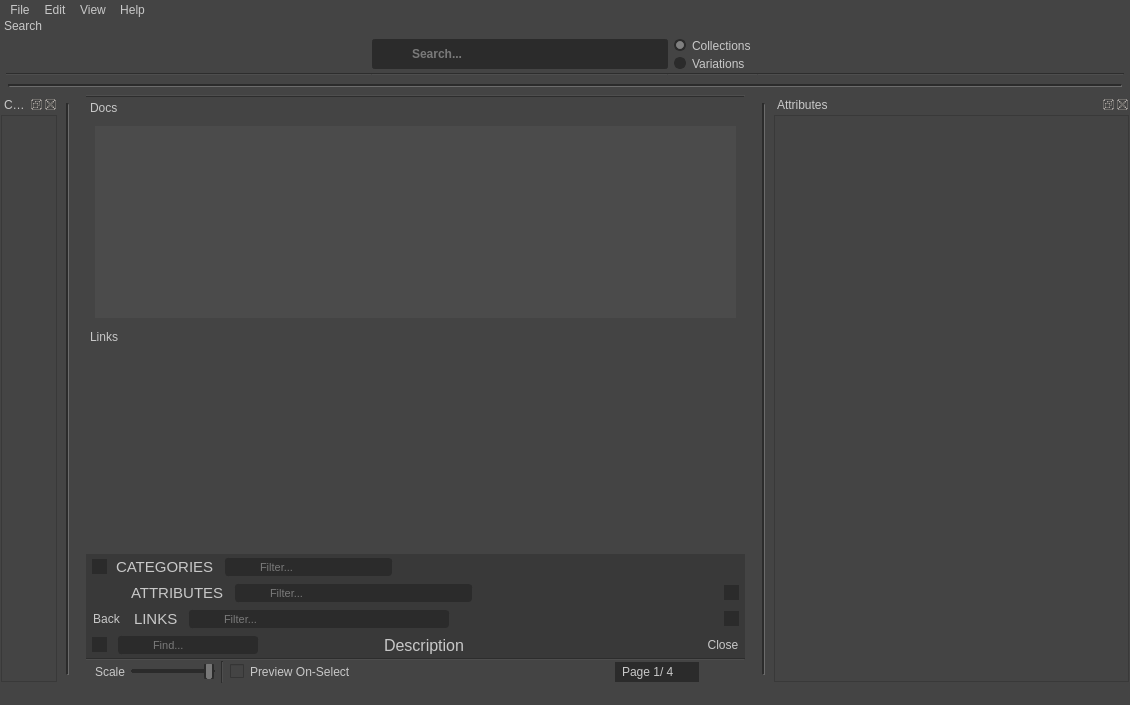
Qt form library/ui/dialog.ui (swillisart/Relic) before a commit.
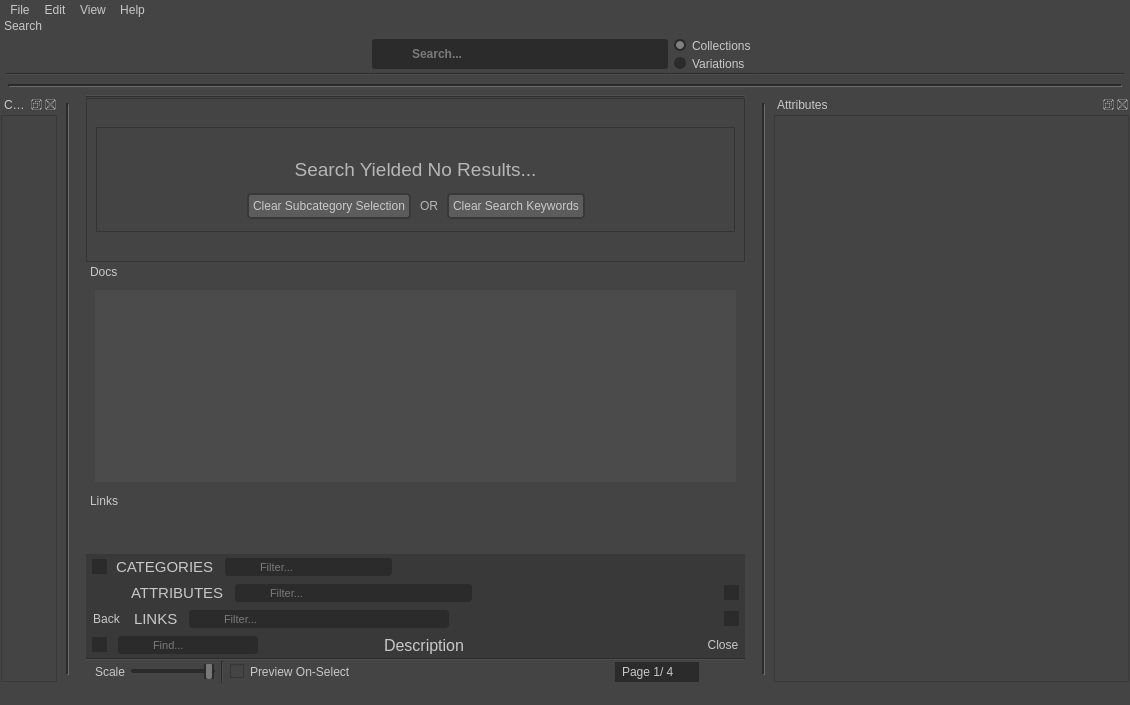
The same form after that commit. Icons and pictures are not drawn.

Commit message: display page for searches yielding no results with buttons to clear search keyword / subcategory selection

```diff
--- a/library/ui/dialog.ui
+++ b/library/ui/dialog.ui
@@ -621,6 +621,219 @@
       </property>
      </widget>
     </item>
+    <item>
+     <widget class="QFrame" name="noSearchResultsPage">
+      <property name="frameShape">
+       <enum>QFrame::StyledPanel</enum>
+      </property>
+      <property name="frameShadow">
+       <enum>QFrame::Raised</enum>
+      </property>
+      <layout class="QVBoxLayout" name="verticalLayout_6">
+       <item>
+        <spacer name="verticalSpacer_3">
+         <property name="orientation">
+          <enum>Qt::Vertical</enum>
+         </property>
+         <property name="sizeHint" stdset="0">
+          <size>
+           <width>20</width>
+           <height>19</height>
+          </size>
+         </property>
+        </spacer>
+       </item>
+       <item>
+        <widget class="QFrame" name="noResults">
+         <property name="frameShape">
+          <enum>QFrame::StyledPanel</enum>
+         </property>
+         <property name="frameShadow">
+          <enum>QFrame::Raised</enum>
+         </property>
+         <layout class="QVBoxLayout" name="verticalLayout_5">
+          <property name="leftMargin">
+           <number>18</number>
+          </property>
+          <property name="topMargin">
+           <number>6</number>
+          </property>
+          <property name="rightMargin">
+           <number>18</number>
+          </property>
+          <property name="bottomMargin">
+           <number>6</number>
+          </property>
+          <item>
+           <widget class="QPushButton" name="searchButton_2">
+            <property name="layoutDirection">
+             <enum>Qt::LeftToRight</enum>
+            </property>
+            <property name="styleSheet">
+             <string notr="true">QPushButton {
+	background-color: transparent;
+    padding: 2px;
+	border: none;
+}</string>
+            </property>
+            <property name="text">
+             <string/>
+            </property>
+            <property name="icon">
+             <iconset resource="../../resources.qrc">
+              <normaloff>:/resources/general/searchLight.svg</normaloff>:/resources/general/searchLight.svg</iconset>
+            </property>
+            <property name="iconSize">
+             <size>
+              <width>20</width>
+              <height>20</height>
+             </size>
+            </property>
+            <property name="flat">
+             <bool>false</bool>
+            </property>
+           </widget>
+          </item>
+          <item>
+           <widget class="QLabel" name="label">
+            <property name="font">
+             <font>
+              <pointsize>14</pointsize>
+             </font>
+            </property>
+            <property name="styleSheet">
+             <string notr="true">color: rgb(182, 182, 182)</string>
+            </property>
+            <property name="text">
+             <string>Search Yielded No Results...</string>
+            </property>
+            <property name="alignment">
+             <set>Qt::AlignCenter</set>
+            </property>
+           </widget>
+          </item>
+          <item>
+           <layout class="QHBoxLayout" name="horizontalLayout_12">
+            <property name="spacing">
+             <number>9</number>
+            </property>
+            <property name="leftMargin">
+             <number>6</number>
+            </property>
+            <property name="topMargin">
+             <number>6</number>
+            </property>
+            <property name="rightMargin">
+             <number>6</number>
+            </property>
+            <property name="bottomMargin">
+             <number>6</number>
+            </property>
+            <item>
+             <spacer name="horizontalSpacer_10">
+              <property name="orientation">
+               <enum>Qt::Horizontal</enum>
+              </property>
+              <property name="sizeHint" stdset="0">
+               <size>
+                <width>40</width>
+                <height>20</height>
+               </size>
+              </property>
+             </spacer>
+            </item>
+            <item>
+             <widget class="QPushButton" name="clearSubcategoryButton">
+              <property name="enabled">
+               <bool>true</bool>
+              </property>
+              <property name="styleSheet">
+               <string notr="true">QPushButton {
+    padding: 4px;
+	border: 2px solid rgb(57,57,57);
+	border-radius: 4px;
+}</string>
+              </property>
+              <property name="text">
+               <string>Clear Subcategory Selection</string>
+              </property>
+             </widget>
+            </item>
+            <item>
+             <widget class="QLabel" name="label_4">
+              <property name="sizePolicy">
+               <sizepolicy hsizetype="Minimum" vsizetype="Minimum">
+                <horstretch>0</horstretch>
+                <verstretch>0</verstretch>
+               </sizepolicy>
+              </property>
+              <property name="font">
+               <font>
+                <pointsize>9</pointsize>
+               </font>
+              </property>
+              <property name="styleSheet">
+               <string notr="true">color: rgb(182, 182, 182)</string>
+              </property>
+              <property name="text">
+               <string>OR</string>
+              </property>
+              <property name="alignment">
+               <set>Qt::AlignCenter</set>
+              </property>
+             </widget>
+            </item>
+            <item>
+             <widget class="QPushButton" name="clearSearchButton">
+              <property name="enabled">
+               <bool>true</bool>
+              </property>
+              <property name="styleSheet">
+               <string notr="true">QPushButton {
+    padding: 4px;
+	border: 2px solid rgb(57,57,57);
+	border-radius: 4px;
+}</string>
+              </property>
+              <property name="text">
+               <string>Clear Search Keywords</string>
+              </property>
+             </widget>
+            </item>
+            <item>
+             <spacer name="horizontalSpacer_11">
+              <property name="orientation">
+               <enum>Qt::Horizontal</enum>
+              </property>
+              <property name="sizeHint" stdset="0">
+               <size>
+                <width>40</width>
+                <height>20</height>
+               </size>
+              </property>
+             </spacer>
+            </item>
+           </layout>
+          </item>
+         </layout>
+        </widget>
+       </item>
+       <item>
+        <spacer name="verticalSpacer_2">
+         <property name="orientation">
+          <enum>Qt::Vertical</enum>
+         </property>
+         <property name="sizeHint" stdset="0">
+          <size>
+           <width>20</width>
+           <height>20</height>
+          </size>
+         </property>
+        </spacer>
+       </item>
+      </layout>
+     </widget>
+    </item>
     <item>
      <widget class="QDockWidget" name="documentationDock">
       <property name="sizePolicy">
```
Left out of the diff: 9 changed lines with no effect on the pictures. The commit also changes 2 other files.
